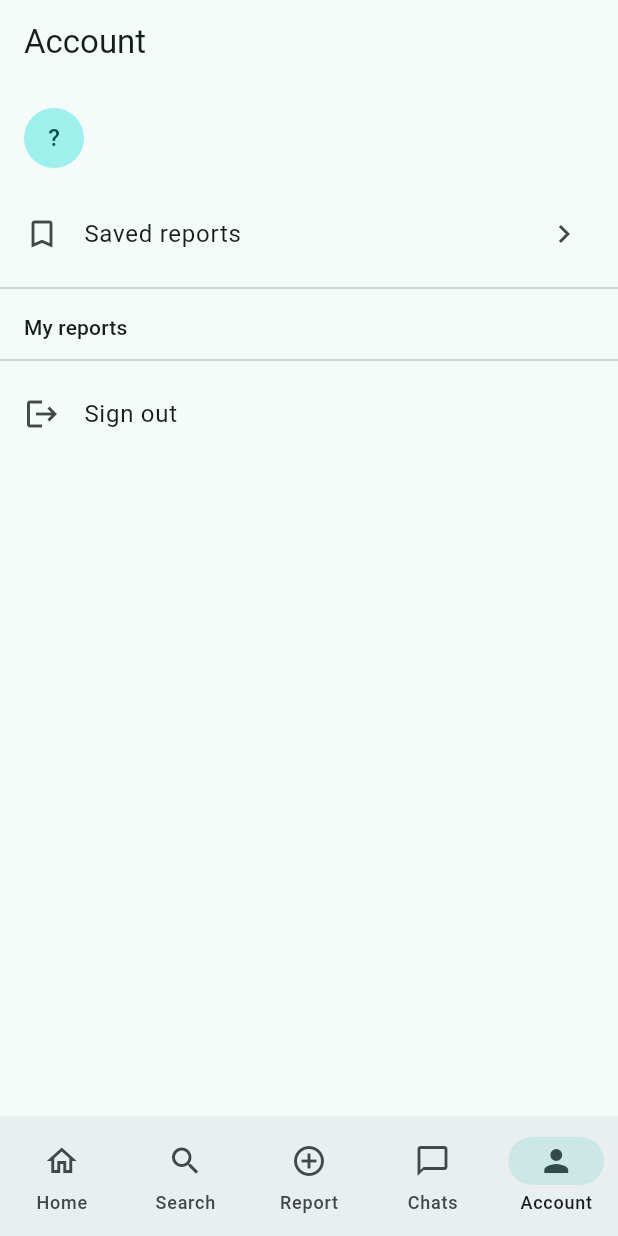
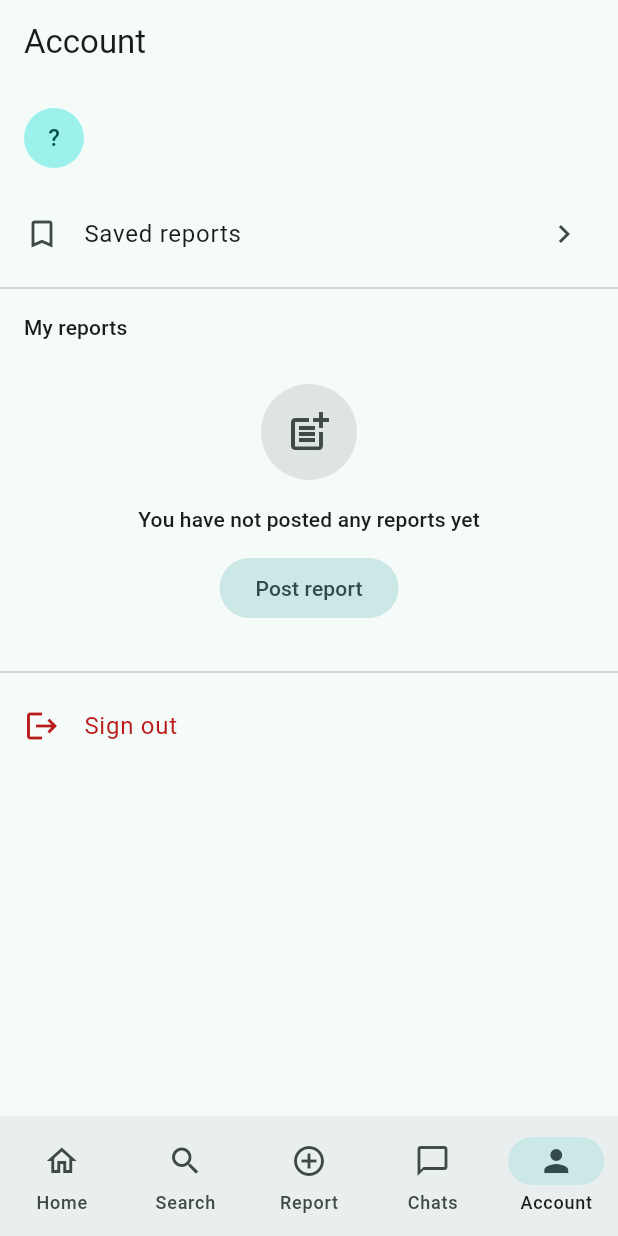
Before and after one commit to TurkiAlslamah/swe463, a Flutter app: the AccountScreen screen opened by its route, on a phone screen of 412 x 824 dp. Run offline on Flutter 3.47's test engine with Material 3 defaults, Android fonts, the phone set to English and light mode, and no system bars; our stand-ins replace go_router, image_picker, shared_preferences, supabase_flutter; accounts and stored records are empty.

Commit message:
Add empty state and sign out dialog to account

```diff
--- a/lib/screens/account_screen.dart
+++ b/lib/screens/account_screen.dart
@@ -4,6 +4,8 @@ import 'package:provider/provider.dart';
 
 import '../providers/auth_provider.dart';
 import '../providers/reports_provider.dart';
+import '../providers/saved_provider.dart';
+import '../widgets/empty_state.dart';
 import '../widgets/report_card.dart';
 import '../widgets/status_chip.dart';
 
@@ -12,37 +14,98 @@ import '../widgets/status_chip.dart';
 class AccountScreen extends StatelessWidget {
   const AccountScreen({super.key});
 
+  Future<void> _confirmSignOut(BuildContext context) async {
+    final auth = context.read<AuthProvider>();
+    final ok = await showDialog<bool>(
+      context: context,
+      builder: (dialogContext) => AlertDialog(
+        title: const Text('Sign out?'),
+        content: const Text(
+            'You will need your KFUPM email and password to sign in again.'),
+        actions: [
+          TextButton(
+            onPressed: () => Navigator.pop(dialogContext, false),
+            child: const Text('Cancel'),
+          ),
+          FilledButton(
+            onPressed: () => Navigator.pop(dialogContext, true),
+            child: const Text('Sign out'),
+          ),
+        ],
+      ),
+    );
+    // The router goes back to Sign In by itself after sign-out.
+    if (ok == true) auth.signOut();
+  }
+
   @override
   Widget build(BuildContext context) {
     final auth = context.watch<AuthProvider>();
-    final mine = context.watch<ReportsProvider>().mine;
+    final reports = context.watch<ReportsProvider>();
+    final savedCount = context.watch<SavedProvider>().ids.length;
+    final mine = reports.mine;
     final scheme = Theme.of(context).colorScheme;
     final name = auth.user?.name ?? '';
 
     return Scaffold(
       appBar: AppBar(title: const Text('Account')),
-      body: ListView(
+      body: RefreshIndicator(
+        onRefresh: reports.loadReports,
+        child: ListView(
           children: [
             ListTile(
               leading: CircleAvatar(
                 backgroundColor: scheme.primaryContainer,
-              child: Text(name.isEmpty ? '?' : name[0]),
+                child: Text(name.isEmpty ? '?' : name[0].toUpperCase()),
               ),
-            title: Text(name),
+              title: Text(name, style: Theme.of(context).textTheme.titleMedium),
               subtitle: Text(auth.user?.email ?? ''),
             ),
             ListTile(
               leading: const Icon(Icons.bookmark_border),
               title: const Text('Saved reports'),
-            trailing: const Icon(Icons.chevron_right),
+              trailing: Row(
+                mainAxisSize: MainAxisSize.min,
+                children: [
+                  if (savedCount > 0)
+                    Badge(
+                      label: Text('$savedCount'),
+                      backgroundColor: scheme.primary,
+                      textColor: scheme.onPrimary,
+                    ),
+                  const Icon(Icons.chevron_right),
+                ],
+              ),
               onTap: () => context.push('/saved'),
             ),
             const Divider(),
             Padding(
               padding: const EdgeInsets.fromLTRB(16, 8, 16, 4),
-            child: Text('My reports',
-                style: Theme.of(context).textTheme.labelLarge),
+              child: Text(
+                mine.isEmpty ? 'My reports' : 'My reports (${mine.length})',
+                style: Theme.of(context).textTheme.labelLarge,
               ),
+            ),
+            if (reports.isLoading)
+              const Padding(
+                padding: EdgeInsets.all(16),
+                child: LinearProgressIndicator(),
+              )
+            else if (reports.error != null)
+              EmptyState(
+                icon: Icons.cloud_off,
+                message: reports.error!,
+                actionLabel: 'Retry',
+                onAction: reports.loadReports,
+              )
+            else if (mine.isEmpty)
+              EmptyState(
+                icon: Icons.post_add,
+                message: 'You have not posted any reports yet',
+                actionLabel: 'Post report',
+                onAction: () => context.go('/report'),
+              )
+            else
               for (final r in mine)
                 ReportCard(
                   report: r,
@@ -52,11 +115,12 @@ class AccountScreen extends StatelessWidget {
                 ),
             const Divider(),
             ListTile(
-            leading: const Icon(Icons.logout),
-            title: const Text('Sign out'),
-            onTap: () => context.read<AuthProvider>().signOut(),
+              leading: Icon(Icons.logout, color: scheme.error),
+              title: Text('Sign out', style: TextStyle(color: scheme.error)),
+              onTap: () => _confirmSignOut(context),
             ),
           ],
+        ),
       ),
     );
   }
```
Lines whose indentation alone changed are shown as unchanged.
